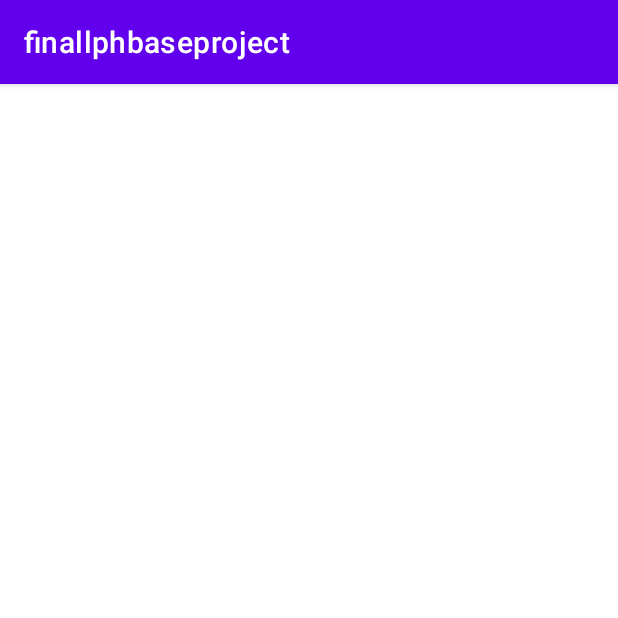
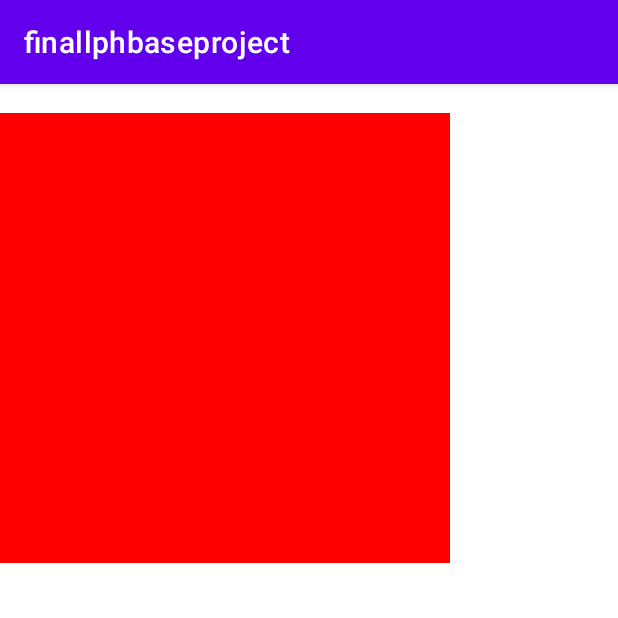
Before and after one commit to liaopen123/finallphbaseproject, an Android app: the screen it shows after launch (MainActivity), on a phone screen of 412 x 824 dp, the top half of it. Run offline under Robolectric (Android 15) with nearby library versions, the phone set to English and light mode, and no system bars; our stand-ins replace data binding; libraries missing offline, so code that uses them is left out: com.kingja.loadsir, com.tencent.mmkv; 10 statements that could not run were skipped.

Commit message:
解决loading框的问题

```diff
--- a/app/src/main/res/layout/activity_main.xml
+++ b/app/src/main/res/layout/activity_main.xml
@@ -26,5 +26,16 @@
             app:layout_constraintTop_toTopOf="parent" />
 
 
+
+        <LinearLayout
+            android:orientation="vertical"
+            android:id="@+id/ll_container"
+            android:background="#ff0000"
+            android:layout_width="300dp"
+            android:layout_height="300dp">
+
+
+        </LinearLayout>
+
     </LinearLayout>
 </layout>
```
Also changed, not shown: app/src/main/java/com/lph/finallphbaseproject/MainActivity.kt (+7 -0 lines), app/src/main/java/com/lph/finallphbaseproject/base/BaseActivity.kt (+7 -1 lines).
